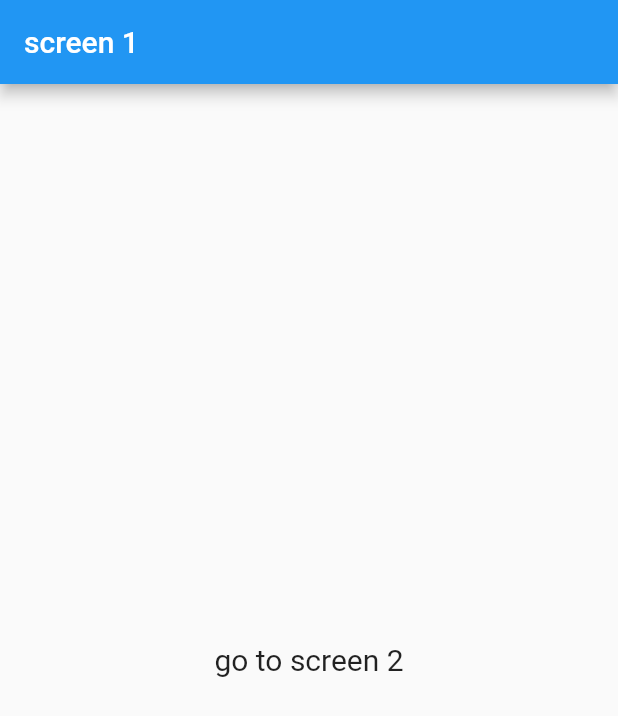
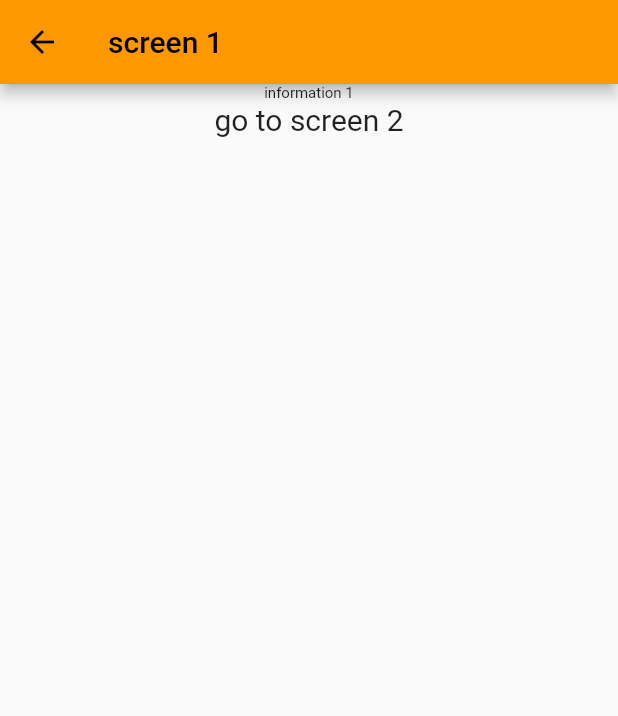
Before and after one commit to yasminkasem66/Flutter, a Flutter app: the screen it shows after launch, after a tap on "go to screen 1", on a phone screen of 412 x 824 dp. Shown: the top 716 px of the screen. Run offline on Flutter 3.47's test engine with Material 2 defaults, Android fonts, the phone set to English and light mode, and no system bars.

Commit message:
MultiScreens Passing dataBetween screens before routes

```diff
--- a/flutter_application_7/lib/main.dart
+++ b/flutter_application_7/lib/main.dart
@@ -17,7 +17,7 @@ class MyApp extends StatelessWidget {
       debugShowCheckedModeBanner: false,
       title: 'Multi Screens',
       theme: ThemeData(
-        primarySwatch: Colors.blue,
+        primarySwatch: Colors.orange,
       ),
       home: const MyHomePage(),
     );
@@ -25,45 +25,57 @@ class MyApp extends StatelessWidget {
 }
 
 class MyHomePage extends StatelessWidget {
-  void selectScreen(BuildContext ctx , int n) {
-    Navigator.of(ctx).pushReplacement(MaterialPageRoute(builder: (_) {
-      if(n==1)  return const Screen1();
-      return const Screen2();
-    }));
-  }
-
   const MyHomePage({Key? key}) : super(key: key);
 
   @override
   Widget build(BuildContext context) {
     return Scaffold(
       appBar: AppBar(
-        title: const Text("main screen" , style: TextStyle(fontSize: 20 , color: Colors.transparent,),),
+        title: const Text(
+          "main screen",
+          style: TextStyle(
+            fontSize: 20,
+            color: Colors.black,
+          ),
+        ),
       ),
       body: Center(
-
         child: Column(
-
           mainAxisAlignment: MainAxisAlignment.center,
           children: [
             InkWell(
-
-              child:  const Text(
+              child: const Text(
                 "go to screen 1",
-                style: TextStyle(fontSize: 20 , color: Colors.transparent,),
+                style: TextStyle(
+                  fontSize: 20,
+                  color: Colors.black,
+                ),
               ),
-              onTap: () => selectScreen(context,1),
+              onTap: () => selectScreen(context, 1),
+            ),
+            const SizedBox(
+              height: 24.0,
             ),
             InkWell(
               child: const Text(
                 "go to screen 2",
-                style: TextStyle(fontSize: 20 , color: Colors.transparent,),
+                style: TextStyle(
+                  fontSize: 20,
+                  color: Colors.black,
+                ),
               ),
-              onTap: () => selectScreen(context,2),
+              onTap: () => selectScreen(context, 2),
             ),
           ],
         ),
       ),
     );
   }
+
+  void selectScreen(BuildContext ctx, int n) {
+    Navigator.of(ctx).push(MaterialPageRoute(builder: (_) {
+      if (n == 1) return const Screen1("information 1");
+      return const Screen2("information 2");
+    }));
+  }
 }
--- a/flutter_application_7/lib/screen1.dart
+++ b/flutter_application_7/lib/screen1.dart
@@ -2,30 +2,40 @@ import 'package:flutter/material.dart';
 import 'screen2.dart';
 
 class Screen1 extends StatelessWidget {
-  void selectScreen(BuildContext ctx) {
-    Navigator.of(ctx).pushReplacement(MaterialPageRoute(builder: (_) {
-      return const Screen2();
-    }));
-  }
+  final String str1;
 
-  const Screen1({Key? key}) : super(key: key);
+  const Screen1(this.str1, {Key? key}) : super(key: key);
 
   // This widget is the root of your application.
   @override
   Widget build(BuildContext context) {
     return Scaffold(
       appBar: AppBar(
-        title:  Text("screen 1"),
+        title: const Text("screen 1"),
       ),
       body: Center(
-        child: InkWell(
-          child: const Text(
-            "go to screen 2",
-            style: TextStyle(fontSize: 20),
-          ),
-          onTap: () => selectScreen(context),
+        child: Column(
+          children: [
+             Text(
+                str1,
+                style: const TextStyle(fontSize: 10),
+              ),
+            InkWell(
+              child: const Text(
+                "go to screen 2",
+                style: TextStyle(fontSize: 20),
+              ),
+              onTap: () => selectScreen(context),
+            ),
+          ],
         ),
       ),
     );
   }
+
+  void selectScreen(BuildContext ctx) {
+    Navigator.of(ctx).push(MaterialPageRoute(builder: (_) {
+      return const Screen2("data from screen1");
+    }));
+  }
 }
```
Also changed, not shown: flutter_application_7/lib/screen2.dart (+24 -13 lines).
